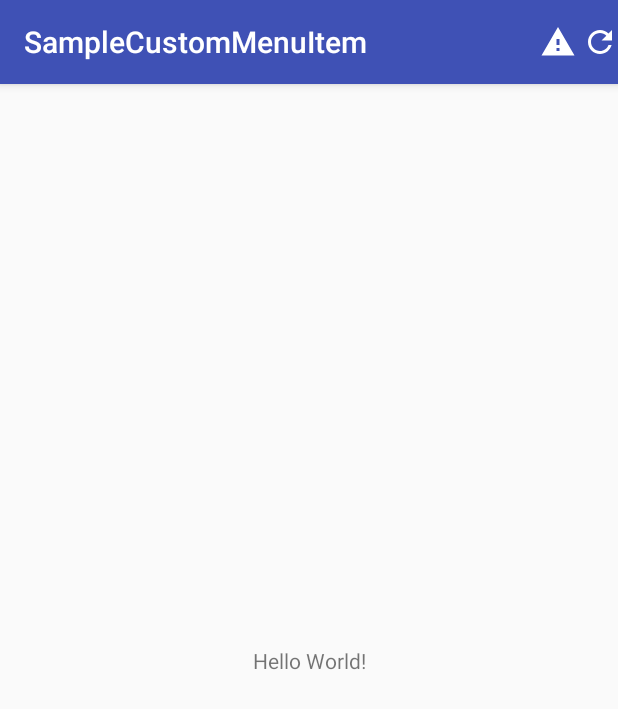
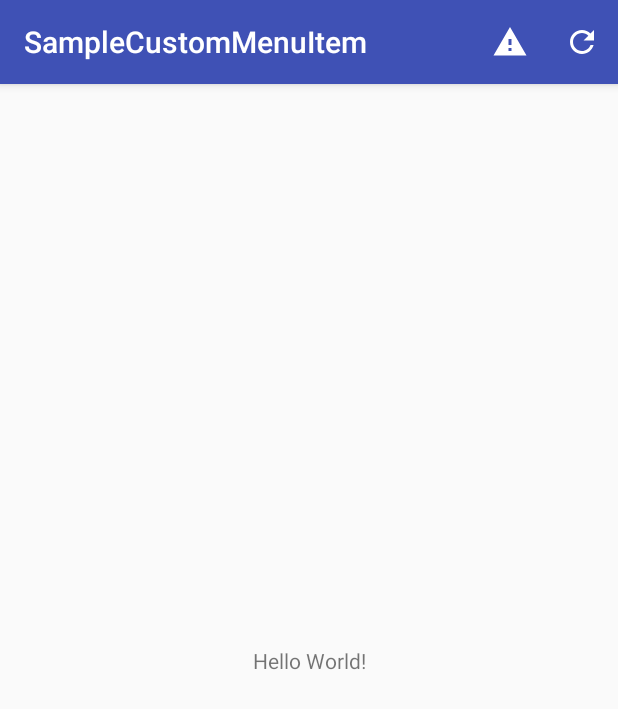
Before and after one commit to gpetuhov/SampleCustomMenuItem, an Android app: the screen it shows after launch (MainActivity), on a phone screen of 412 x 824 dp. Shown: the top 709 px of the screen. Run offline under Robolectric (Android 15) with nearby library versions, the phone set to English and light mode, and no system bars.

Commit message:
Add ripple for reload button

```diff
--- a/app/src/main/res/layout/alerts_action_view.xml
+++ b/app/src/main/res/layout/alerts_action_view.xml
@@ -1,7 +1,15 @@
 <?xml version="1.0" encoding="utf-8"?>
+<!--Root FrameLayout is needed to set menu item width and height
+according to MaterialDesign guidelines-->
 <FrameLayout
     xmlns:android="http://schemas.android.com/apk/res/android"
     xmlns:tools="http://schemas.android.com/tools"
+    android:layout_width="@dimen/menu_item_size"
+    android:layout_height="@dimen/menu_item_size"
+    android:layout_gravity="center"
+    android:background="?attr/selectableItemBackgroundBorderless">
+
+    <FrameLayout
         android:layout_width="32dp"
         android:layout_height="32dp"
         android:layout_gravity="center">
@@ -33,3 +41,5 @@
         </FrameLayout>
 
     </FrameLayout>
+
+</FrameLayout>
--- a/app/src/main/res/layout/reload_action_view.xml
+++ b/app/src/main/res/layout/reload_action_view.xml
@@ -5,8 +5,11 @@
     android:gravity="center"
     android:clickable="true"
     android:focusable="true"
-    android:layout_width="match_parent"
-    android:layout_height="match_parent">
+    android:layout_width="@dimen/menu_item_size"
+    android:layout_height="@dimen/menu_item_size"
+    android:layout_gravity="center"
+    android:background="?attr/selectableItemBackgroundBorderless">
+    <!--This background is needed for ripple effect on click-->
 
     <!--Reload button itself is not clickable,
     because the whole LinearLayout is clickable
--- a/app/src/main/res/values/dimens.xml
+++ b/app/src/main/res/values/dimens.xml
@@ -2,4 +2,5 @@
 <resources>
     <!-- general dimensions for all custom menu items -->
     <dimen name="menu_item_icon_size">24dp</dimen>
+    <dimen name="menu_item_size">48dp</dimen>
 </resources>
```
Lines whose indentation alone changed are shown as unchanged.
